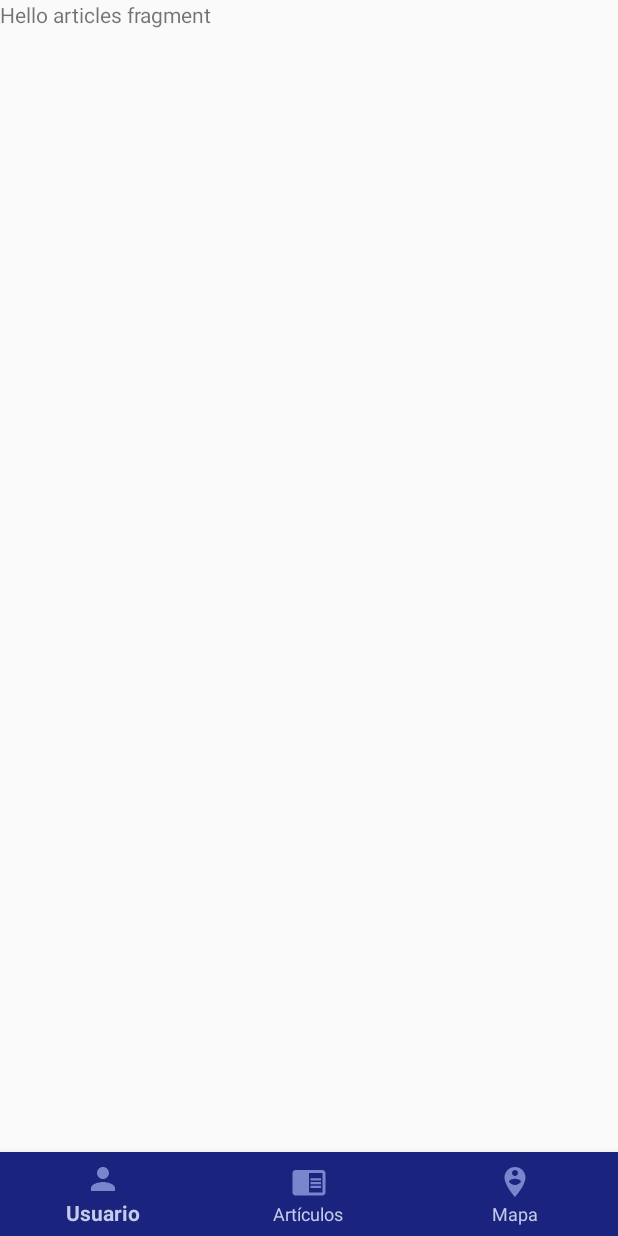
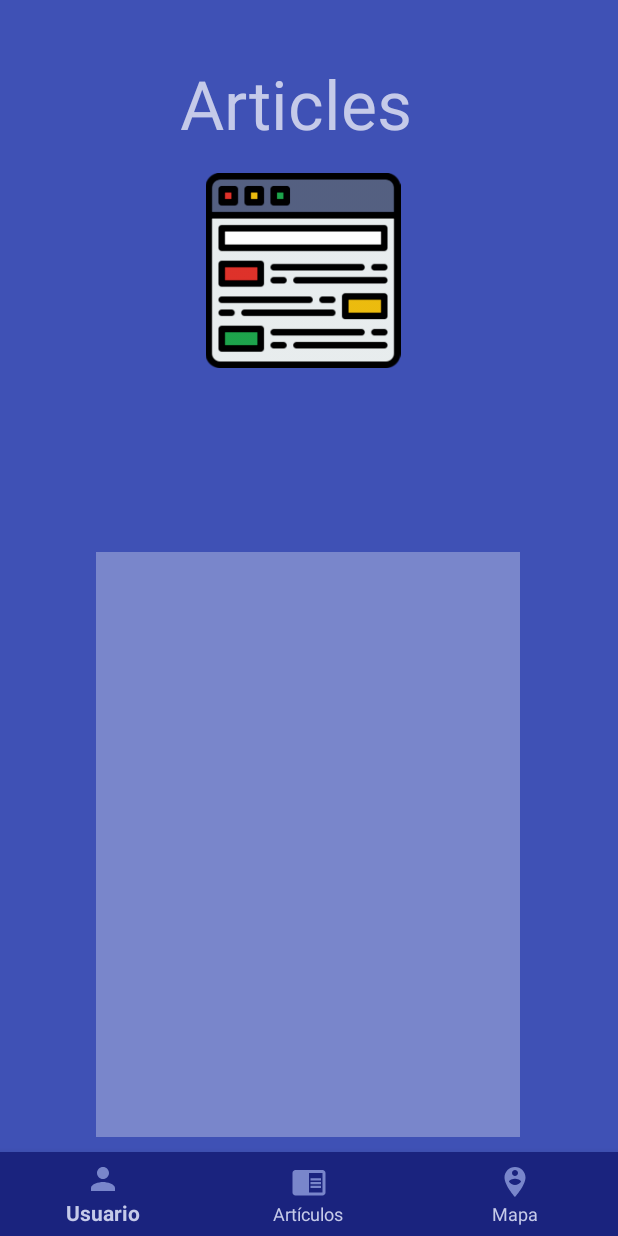
Before and after one commit to karichalobato/PetCare, an Android app: the ArticlesFragment screen opened through its navigation route, on a phone screen of 412 x 824 dp. Run offline under Robolectric (Android 15) with nearby library versions, the phone set to English and light mode, and no system bars; our stand-ins replace Firebase (no records; nobody signed in at launch, a user with empty details on screens opened directly), Room's generated code, navigation-ui, sdp/ssp sizes; 2 statements that could not run were skipped.

Commit message:
Articles

```diff
--- a/app/src/main/res/layout/activity_main.xml
+++ b/app/src/main/res/layout/activity_main.xml
@@ -15,7 +15,6 @@
             app:layout_constraintLeft_toLeftOf="parent"
             app:layout_constraintRight_toRightOf="parent"
             app:layout_constraintTop_toTopOf="parent"
-
             app:defaultNavHost="true"
             app:navGraph="@navigation/navigation_main" app:layout_constraintHorizontal_bias="0.0"
             app:layout_constraintVertical_bias="0.0" app:layout_constraintBottom_toTopOf="@+id/bottom_nav_view"/>
@@ -28,7 +27,8 @@
             android:background="@color/color11"
             app:itemIconTint="@color/color5"
             app:itemTextColor="@color/colorAccent"
-            app:layout_constraintBottom_toBottomOf="parent" app:layout_constraintStart_toStartOf="parent"
+            app:layout_constraintBottom_toBottomOf="parent"
+            app:layout_constraintStart_toStartOf="parent"
             app:layout_constraintEnd_toEndOf="parent"/>
 
 </androidx.constraintlayout.widget.ConstraintLayout>
--- a/app/src/main/res/layout/fragment_articles.xml
+++ b/app/src/main/res/layout/fragment_articles.xml
@@ -1,14 +1,61 @@
 <?xml version="1.0" encoding="utf-8"?>
-<FrameLayout xmlns:android="http://schemas.android.com/apk/res/android"
-             xmlns:tools="http://schemas.android.com/tools"
-             android:layout_width="match_parent"
-             android:layout_height="match_parent"
-             tools:context=".gui.fragments.ArticlesFragment">
+<RelativeLayout xmlns:android="http://schemas.android.com/apk/res/android"
+                xmlns:app="http://schemas.android.com/apk/res-auto" xmlns:tools="http://schemas.android.com/tools"
+                android:orientation="vertical"
+                android:layout_width="match_parent"
+                android:background="@color/colorPrimary"
+                android:layout_height="match_parent"
+                tools:context="com.cuidadoanimal.petcare.gui.activities.WebViewActivity">
 
-    <!-- TODO: Update blank fragment layout -->
+    <ScrollView
+            android:layout_width="match_parent"
+            android:layout_height="wrap_content"
+            android:layout_alignParentStart="true"
+            android:layout_alignParentBottom="true"
+            android:layout_marginStart="-1dp"
+            android:layout_marginBottom="-55dp">
+
+        <LinearLayout
+                android:layout_width="match_parent"
+                android:layout_height="wrap_content"
+                android:orientation="vertical"
+                android:layout_marginStart="@dimen/_50sdp"
+                android:layout_marginEnd="@dimen/_50sdp">
+
+            <androidx.recyclerview.widget.RecyclerView
+                    android:id="@+id/rv_pets"
+                    android:layout_width="match_parent"
+                    android:layout_height="@dimen/_300sdp"
+                    android:layout_marginTop="@dimen/_100sdp"
+                    android:layout_marginBottom="@dimen/_50sdp"
+                    android:background="@color/color5"/>
+        </LinearLayout>
+
+    </ScrollView>
+
+    <ImageView
+            android:src="@drawable/article"
+            android:layout_width="@dimen/_170sdp"
+            android:layout_height="@dimen/_100sdp"
+            android:layout_alignParentStart="true"
+            android:layout_marginStart="91dp"
+            android:layout_alignParentTop="true"
+            android:id="@+id/imageView"
+            android:layout_marginTop="115dp"/>
+
     <TextView
-            android:layout_width="match_parent"
-            android:layout_height="match_parent"
-            android:text="@string/hello_articles_fragment"/>
+            android:text="Articles"
+            android:layout_width="@dimen/_120sdp"
+            android:layout_height="@dimen/_70sdp"
+            android:layout_alignParentRight="true"
+            android:layout_alignParentEnd="true"
+            android:layout_alignParentTop="true"
+            android:layout_marginEnd="137dp"
+            android:id="@+id/textView"
+            android:layout_marginTop="23dp"
+            android:gravity="center"
+            android:textColor="@color/colorAccent"
+            android:autoText="false"
+            app:autoSizeTextType="uniform" android:layout_marginRight="137dp"/>
 
-</FrameLayout>
+</RelativeLayout>
--- a/app/src/main/res/layout/fragment_newpet.xml
+++ b/app/src/main/res/layout/fragment_newpet.xml
@@ -2,7 +2,7 @@
 <RelativeLayout xmlns:android="http://schemas.android.com/apk/res/android"
                 xmlns:tools="http://schemas.android.com/tools"
                 android:layout_width="match_parent"
-                android:layout_height="match_parent"
+                android:layout_height="match_parent" xmlns:app="http://schemas.android.com/apk/res-auto"
                 android:background="@color/colorPrimary"
                 tools:context="com.cuidadoanimal.petcare.gui.fragments.NewPet">
 
@@ -88,7 +88,6 @@
                     android:text="@string/create_pet"
                     android:textColor="@color/colortexto"/>
 
-
         </LinearLayout>
     </ScrollView>
 
--- a/app/src/main/res/values/strings.xml
+++ b/app/src/main/res/values/strings.xml
@@ -21,4 +21,5 @@
     <string name="male">Male</string>
     <string name="female">Female</string>
     <string name="vacine">New Vaccine</string>
+
 </resources>
--- a/app/src/main/res/values/styles.xml
+++ b/app/src/main/res/values/styles.xml
@@ -18,5 +18,4 @@
         <item name="colorButtonNormal">@color/color6</item>
     </style>
 
-
 </resources>
```
Also changed, not shown: app/src/main/res/drawable/article.png (added).
